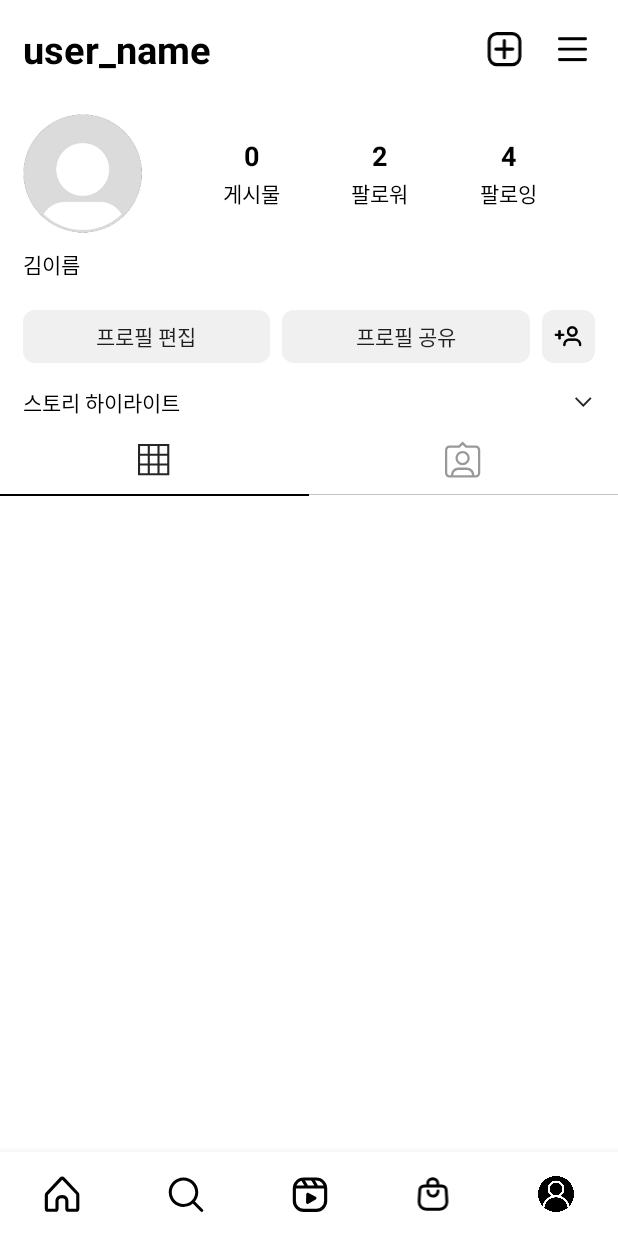
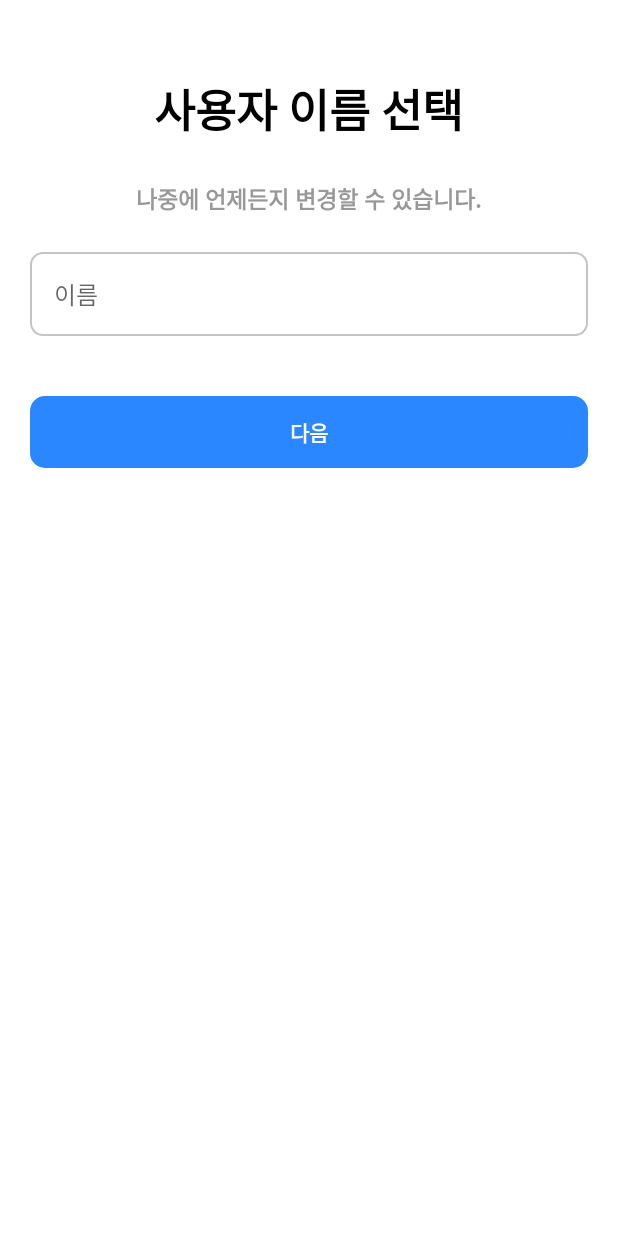
Before and after one commit to nahy-512/Database_TeamD, an Android app: the screen it shows after launch (MainActivity before the commit, SignupUserNameActivity after it), on a phone screen of 412 x 824 dp. Run offline under Robolectric (Android 15) with nearby library versions, the phone set to English and light mode, and no system bars.

Commit message:
✨ Feat : sign up

```diff
--- a/Instagram/app/build.gradle
+++ b/Instagram/app/build.gradle
@@ -13,7 +13,7 @@ android {
     defaultConfig {
         applicationId "gachon.database.instagram"
         minSdk 28
-        targetSdk 32
+        targetSdk 33
         versionCode 1
         versionName "1.0"
 
--- a/Instagram/app/src/main/AndroidManifest.xml
+++ b/Instagram/app/src/main/AndroidManifest.xml
@@ -12,7 +12,7 @@
         android:supportsRtl="true"
         android:theme="@style/Theme.Instagram">
         <activity
-            android:name="gachon.database.instagram.ui.MainActivity"
+            android:name=".ui.signup.SignupUserNameActivity"
             android:exported="true">
             <intent-filter>
                 <action android:name="android.intent.action.MAIN" />
@@ -20,6 +20,9 @@
                 <category android:name="android.intent.category.LAUNCHER" />
             </intent-filter>
         </activity>
+        <activity android:name=".ui.signup.SignupPWActivity"/>
+        <activity android:name=".ui.signup.SignupFinishActivity"/>
+        <activity android:name=".ui.MainActivity"/>
         <activity android:name="gachon.database.instagram.ui.profile.ProfileEditActivity"/>
         <activity android:name=".ui.profile.EditPasswordActivity"
             android:theme="@style/Theme.Transparent"
--- /dev/null
+++ b/Instagram/app/src/main/java/gachon/database/instagram/ui/signup/SignupUserNameActivity.kt
@@ -0,0 +1,34 @@
+package gachon.database.instagram.ui.signup
+
+import android.content.Intent
+import android.os.Bundle
+import androidx.appcompat.app.AppCompatActivity
+import gachon.database.instagram.R
+import gachon.database.instagram.databinding.ActivitySignupUserNameBinding
+import gachon.database.instagram.ui.profile.EditPasswordActivity
+
+class SignupUserNameActivity : AppCompatActivity() {
+    lateinit var binding: ActivitySignupUserNameBinding
+
+    private var userName = ""
+
+    override fun onCreate(savedInstanceState: Bundle?) {
+        super.onCreate(savedInstanceState)
+        binding = ActivitySignupUserNameBinding.inflate(layoutInflater)
+
+        setContentView(binding.root)
+
+        initClickListener()
+    }
+
+    private fun initClickListener() {
+        // 개인정보 설정
+        binding.signupUserNameNextBtn.setOnClickListener {
+            val nextIntent = Intent(this, SignupPWActivity::class.java)
+            userName = binding.signupUserNameEt.text.toString()
+            nextIntent.putExtra("user_name", userName)
+            // 화면 이동
+            startActivity(nextIntent)
+        }
+    }
+}
--- a/Instagram/app/src/main/res/drawable/bg_edit_password_btn.xml
+++ b/Instagram/app/src/main/res/drawable/bg_edit_password_btn.xml
@@ -1,6 +1,6 @@
 <?xml version="1.0" encoding="utf-8"?>
 <shape android:shape="rectangle"
     xmlns:android="http://schemas.android.com/apk/res/android">
-    <corners android:radius="30dp"/>
+    <corners android:radius="10dp"/>
     <solid android:color="@color/inactivate_blue"/>
 </shape>
--- /dev/null
+++ b/Instagram/app/src/main/res/layout/activity_signup_user_name.xml
@@ -0,0 +1,62 @@
+<?xml version="1.0" encoding="utf-8"?>
+<androidx.constraintlayout.widget.ConstraintLayout xmlns:android="http://schemas.android.com/apk/res/android"
+    android:layout_width="match_parent"
+    android:layout_height="match_parent"
+    xmlns:app="http://schemas.android.com/apk/res-auto">
+
+    <LinearLayout
+        android:layout_width="match_parent"
+        android:layout_height="wrap_content"
+        android:orientation="vertical"
+        android:gravity="center"
+        app:layout_constraintStart_toStartOf="parent"
+        app:layout_constraintEnd_toEndOf="parent"
+        app:layout_constraintTop_toTopOf="parent">
+
+        <TextView
+            android:id="@+id/signup_user_name_title_tv"
+            android:layout_width="wrap_content"
+            android:layout_height="wrap_content"
+            android:layout_marginTop="50dp"
+            android:text="사용자 이름 선택"
+            android:textColor="@color/black"
+            android:textStyle="bold"
+            android:textSize="30sp"/>
+
+        <TextView
+            android:id="@+id/signup_user_name_notice_tv"
+            android:layout_width="wrap_content"
+            android:layout_height="wrap_content"
+            android:layout_marginTop="25dp"
+            android:text="나중에 언제든지 변경할 수 있습니다."
+            android:textColor="#989898"
+            android:textStyle="bold"
+            android:textSize="15sp"/>
+
+
+        <EditText
+            android:id="@+id/signup_user_name_et"
+            android:layout_marginTop="24dp"
+            android:layout_marginStart="20dp"
+            android:layout_marginEnd="20dp"
+            android:hint="이름"
+            style="@style/edit_password_et" />
+
+        <androidx.appcompat.widget.AppCompatButton
+            android:id="@+id/signup_user_name_next_btn"
+            android:layout_width="match_parent"
+            android:layout_height="wrap_content"
+            android:layout_marginTop="40dp"
+            android:layout_marginStart="20dp"
+            android:layout_marginEnd="20dp"
+            android:backgroundTint="#2A87FF"
+            android:background="@drawable/bg_edit_password_btn"
+            android:stateListAnimator="@null"
+            android:text="다음"
+            android:textColor="@color/white"
+            android:textStyle="bold" />
+
+
+    </LinearLayout>
+
+</androidx.constraintlayout.widget.ConstraintLayout>
--- a/Instagram/app/src/main/res/values/strings.xml
+++ b/Instagram/app/src/main/res/values/strings.xml
@@ -4,4 +4,6 @@
     <string name="edit_password_desc_tv">누군가 액세스 권한을 얻으려고 시도 중인 경우 계정을 보호하기 위해 이 세션을 제외한 모든 세션에서 로그아웃됩니다.</string>
     <string name="edit_password_guide_tv">비밀번호는 6자 이상이어야 하고 숫자, 영문,\n특수기호(!$@%)의 조합을 포함해야 합니다.</string>
     <string name="edit_password_user_name_tv">%s · Instagram</string>
+    <string name="signup_finish_welcome_tv">%s님,\nInstagram에 오신 것을\n 환영합니다.</string>
+    <string name="signup_finish_notice_tv">이메일 주소와 전화번호가 %s에 추가됩니다. 설정에서 언제든지 정보를 업데이트 하거나 새 정보를 입력할 수 있습니다.</string>
 </resources>
--- a/Instagram/build.gradle
+++ b/Instagram/build.gradle
@@ -1,7 +1,7 @@
 // Top-level build file where you can add configuration options common to all sub-projects/modules.
 plugins {
-    id 'com.android.application' version '7.1.2' apply false
-    id 'com.android.library' version '7.1.2' apply false
+    id 'com.android.application' version '7.2.1' apply false
+    id 'com.android.library' version '7.2.1' apply false
     id 'org.jetbrains.kotlin.android' version '1.6.21' apply false
 }
 
```
Also changed, not shown: Instagram/app/src/main/java/gachon/database/instagram/ui/signup/SignupFinishActivity.kt (added, +46 -0 lines), Instagram/app/src/main/java/gachon/database/instagram/ui/signup/SignupPWActivity.kt (added, +33 -0 lines), Instagram/app/src/main/res/layout/activity_signup_finish.xml (added, +89 -0 lines), Instagram/app/src/main/res/layout/activity_signup_pw.xml (added, +89 -0 lines), Instagram/gradle/wrapper/gradle-wrapper.properties.
